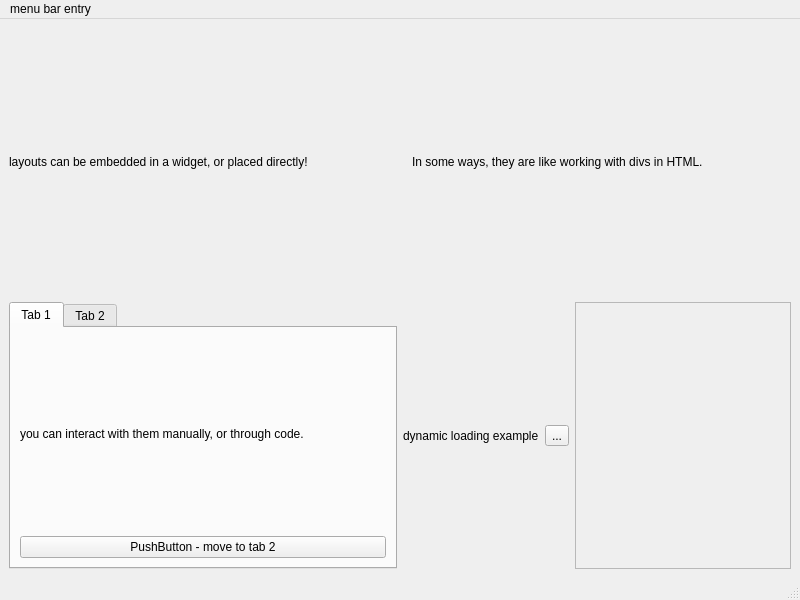
Before: the Qt Designer form src/advanced_main_window.ui in rfrench3/pyside6-flatpak-template, drawn with Qt 5.
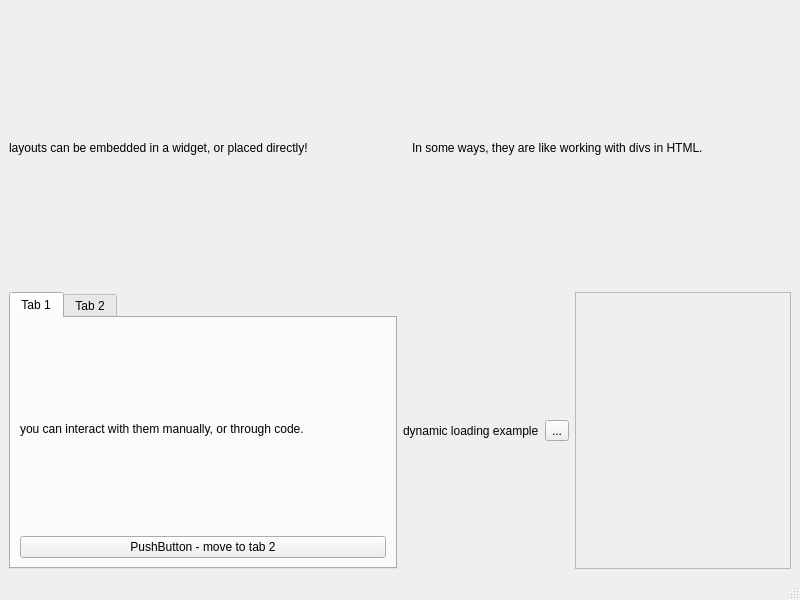
After: the same form once the commit is applied.

Commit message: finished up the logic and ui

Patch:
```diff
--- a/src/advanced_main_window.ui
+++ b/src/advanced_main_window.ui
@@ -155,6 +155,9 @@
       </item>
       <item>
        <widget class="QScrollArea" name="scrollArea">
+        <property name="horizontalScrollBarPolicy">
+         <enum>Qt::ScrollBarPolicy::ScrollBarAsNeeded</enum>
+        </property>
         <property name="widgetResizable">
          <bool>true</bool>
         </property>
@@ -164,10 +167,29 @@
            <x>0</x>
            <y>0</y>
            <width>184</width>
-           <height>258</height>
+           <height>273</height>
           </rect>
          </property>
-         <layout class="QVBoxLayout" name="verticalLayout_4"/>
+         <layout class="QVBoxLayout" name="verticalLayout_4">
+          <item>
+           <widget class="QWidget" name="container" native="true">
+            <layout class="QVBoxLayout" name="verticalLayout_5"/>
+           </widget>
+          </item>
+          <item>
+           <spacer name="verticalSpacer">
+            <property name="orientation">
+             <enum>Qt::Orientation::Vertical</enum>
+            </property>
+            <property name="sizeHint" stdset="0">
+             <size>
+              <width>20</width>
+              <height>40</height>
+             </size>
+            </property>
+           </spacer>
+          </item>
+         </layout>
         </widget>
        </widget>
       </item>
@@ -175,30 +197,6 @@
     </item>
    </layout>
   </widget>
-  <widget class="QMenuBar" name="menubar">
-   <property name="geometry">
-    <rect>
-     <x>0</x>
-     <y>0</y>
-     <width>800</width>
-     <height>30</height>
-    </rect>
-   </property>
-   <widget class="QMenu" name="menumenu_bar_entry">
-    <property name="title">
-     <string>menu bar entry</string>
-    </property>
-    <widget class="QMenu" name="menuQMenu">
-     <property name="title">
-      <string>QMenu</string>
-     </property>
-     <addaction name="actionQAction2"/>
-    </widget>
-    <addaction name="actionactio"/>
-    <addaction name="menuQMenu"/>
-   </widget>
-   <addaction name="menumenu_bar_entry"/>
-  </widget>
   <widget class="QStatusBar" name="statusbar"/>
   <action name="actionactio">
    <property name="text">
```
Left out of the diff: 4 changed lines with no effect on the pictures. The commit also changes 3 other files.
